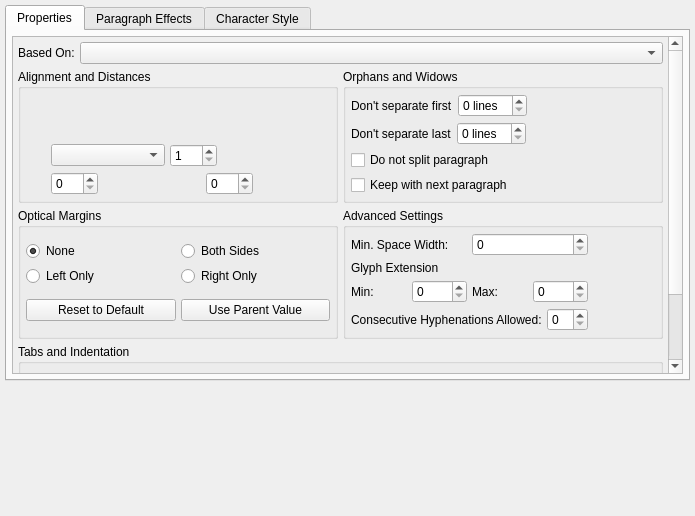
The window that scribus/ui/smpstylewidget.ui (HOST-Oman/scribus) describes before a commit, drawn with Qt 5.
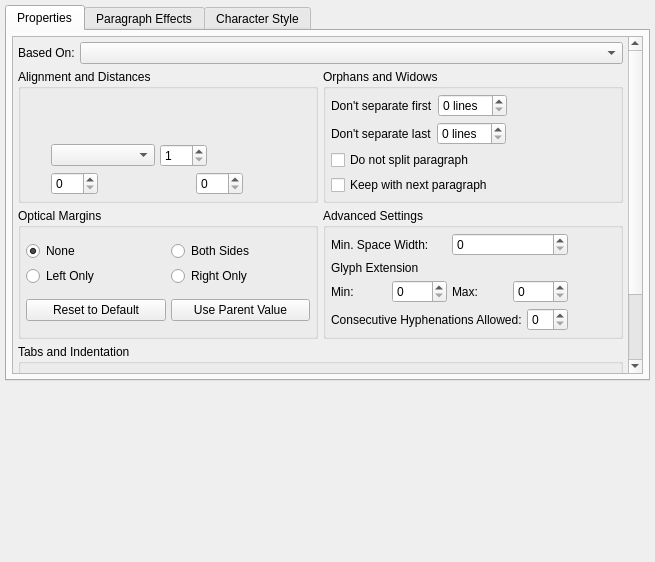
The same window after the commit. The open tabs and pages were chosen to show the change. Custom widgets are drawn as their Qt base class.

Commit message: set SMPStyleWidget's tab index to the right postion

```diff
--- a/scribus/ui/smpstylewidget.ui
+++ b/scribus/ui/smpstylewidget.ui
@@ -6,8 +6,8 @@
    <rect>
     <x>0</x>
     <y>0</y>
-    <width>695</width>
-    <height>516</height>
+    <width>655</width>
+    <height>562</height>
    </rect>
   </property>
   <layout class="QVBoxLayout">
@@ -40,7 +40,7 @@
            <rect>
             <x>0</x>
             <y>0</y>
-            <width>639</width>
+            <width>599</width>
             <height>570</height>
            </rect>
           </property>
```
Left out of the diff: 2 changed lines with no effect on the pictures.
